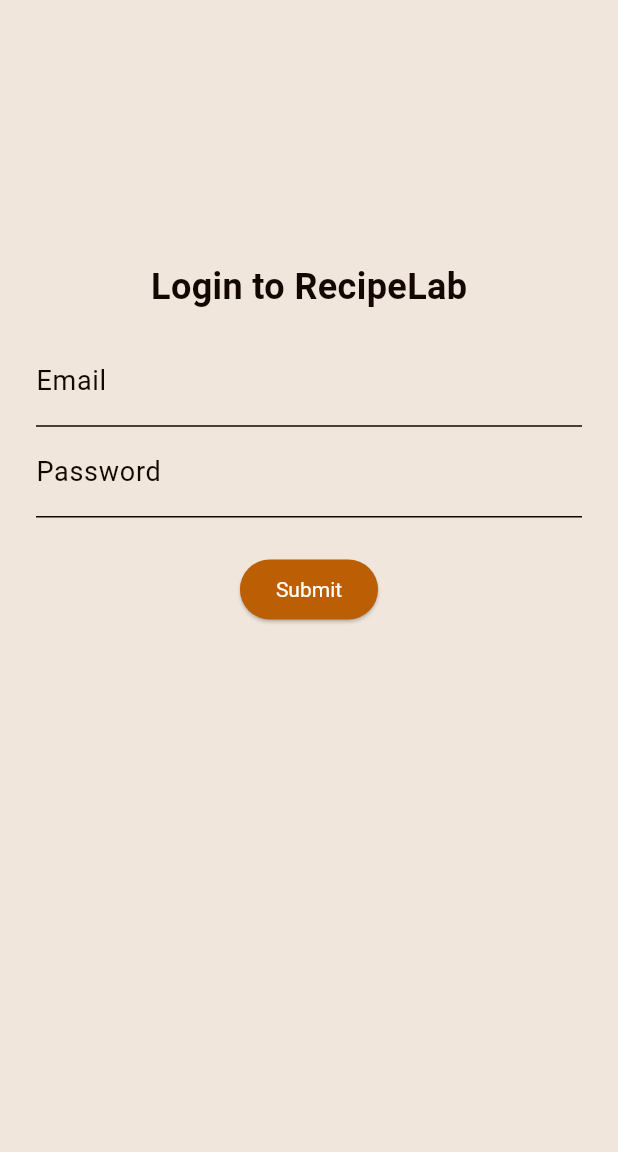
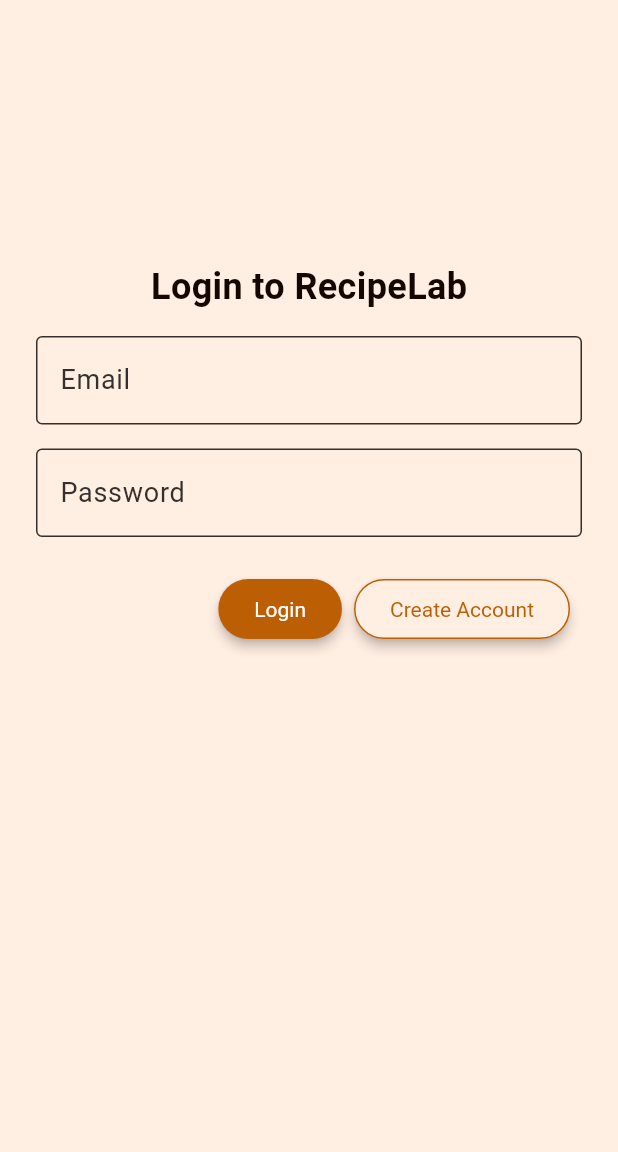
Before and after one commit to mrccodes/rlv2-flutter, a Flutter app: the screen it shows after launch, after a tap on "Go to Login", on a phone screen of 412 x 824 dp, the part 84-1236 px from its top. Run offline on Flutter 3.47's test engine with Material 3 defaults, Android fonts, the phone set to English and light mode, and no system bars; our stand-ins replace dio, flutter_dotenv, flutter_riverpod, flutter_secure_storage, logger; generated files the repository leaves out were written again.

Commit message:
feat: Login form (#13)
* login form work

---------

Co-authored-by: github-actions <github-actions@github.com>

```diff
--- a/lib/app/theme.dart
+++ b/lib/app/theme.dart
@@ -1,86 +1,147 @@
 import 'package:flutter/material.dart';
 
 class MyAppTheme {
+  static const primaryColor = Color(0xFFBC5F04);
+  static const primaryGrey = Color(0xFF35302D);
+  static const primarySwatch = MaterialColor(
+    0xFFBC5F04,
+    <int, Color>{
+      50: Color(0xFFFFEEE2),
+      100: Color(0xFFF8DEC9),
+      200: Color(0xFFE9BE98),
+      300: Color(0xFFDA9F67),
+      400: Color(0xFFCB7F35),
+      500: Color(0xFFBC5F04),
+      600: Color(0xFF924903),
+      700: Color(0xFF683302),
+      800: Color(0xFF3E1D01),
+      900: Color(0xFF140700),
+    },
+  );
+
   static ThemeData get lightTheme {
     return ThemeData(
       // Define your primary color (accent for buttons, appbars, etc.)
-      primaryColor: const Color(0xFFBC5F04),
+      primaryColor: primaryColor,
+      primarySwatch: primarySwatch,
 
       // Secondary color used for widgets like FABs, text selection, etc.
-      colorScheme: const ColorScheme(
+      colorScheme: ColorScheme.fromSwatch().copyWith(
         primary: Colors.white, // Primary color
-        secondary: Color(0xFF35302D), // Secondary color
-        surface: Color(0xFFF0E6DC), // Surface color (cards, modals)
-        error: Color.fromARGB(255, 167, 21, 21), // Error color
-        onPrimary: Color(0xFF140700), // Text/icons on primary color
+        secondary: primaryGrey, // Secondary color
+        surface: primarySwatch.shade50, // Surface color (cards, modals)
+        error: const Color.fromARGB(255, 167, 21, 21), // Error color
+        onPrimary: primarySwatch.shade900, // Text/icons on primary color
         onSecondary: Colors.white, // Text/icons on secondary color
-        onSurface: Color(0xFF140700), // Text/icons on surfaces
+        onSurface: primarySwatch.shade900, // Text/icons on surfaces
         onError: Colors.white, // Text/icons on error
         brightness: Brightness.light, // Light theme
-        inversePrimary: Color(0xFF5FA2FF), // Inverse Primary color
       ),
 
       // Background settings
-      scaffoldBackgroundColor: const Color(0xFFF0E6DC), // Background color
+      scaffoldBackgroundColor: primarySwatch.shade50, // Background color
+
+      textSelectionTheme: TextSelectionThemeData(
+        cursorColor: primarySwatch.shade500,
+        selectionColor: primarySwatch.shade500,
+        selectionHandleColor: primarySwatch.shade500,
+      ),
+      inputDecorationTheme: InputDecorationTheme(
+        focusedBorder: OutlineInputBorder(
+          borderSide: BorderSide(
+            color: primarySwatch.shade500,
+          ),
+        ),
+        border: const OutlineInputBorder(
+          borderSide: BorderSide(
+            color: primaryGrey,
+          ),
+        ),
+        enabledBorder: const OutlineInputBorder(
+          borderSide: BorderSide(
+            color: primaryGrey,
+          ),
+        ),
+        floatingLabelStyle:
+            WidgetStateTextStyle.resolveWith((Set<WidgetState> states) {
+          if (states.contains(WidgetState.error)) {
+            return TextStyle(color: lightTheme.colorScheme.error);
+          }
+          return TextStyle(color: lightTheme.colorScheme.secondary);
+        }),
+        labelStyle: WidgetStateTextStyle.resolveWith((Set<WidgetState> states) {
+          if (states.contains(WidgetState.error)) {
+            return TextStyle(color: lightTheme.colorScheme.error);
+          }
+          return TextStyle(color: lightTheme.colorScheme.secondary);
+        }),
+        hintStyle: WidgetStateTextStyle.resolveWith((Set<WidgetState> states) {
+          if (states.contains(WidgetState.error)) {
+            return TextStyle(color: lightTheme.colorScheme.error);
+          }
+          return TextStyle(color: lightTheme.colorScheme.secondary);
+        }),
+        // set border to inverse primary when focused
+      ),
 
       // App bar settings
-      appBarTheme: const AppBarTheme(
-        color: Color(0xFF140700), // Dark color for the AppBar
-        iconTheme: IconThemeData(color: Color(0xFFBC5F04)), // Orange icons
-        titleTextStyle: TextStyle(
+      appBarTheme: AppBarTheme(
+        color: primarySwatch.shade900, // Dark color for the AppBar
+        iconTheme: IconThemeData(color: primarySwatch.shade50), // Orange icons
+        titleTextStyle: const TextStyle(
           color: Colors.white, // White text for the AppBar title
           fontSize: 20,
           fontWeight: FontWeight.bold,
         ),
         actionsIconTheme:
-            IconThemeData(color: Color(0xFFBC5F04)), // Orange action icons
+            IconThemeData(color: primarySwatch.shade500), // Orange action icons
       ),
 
       // Button settings
-      buttonTheme: const ButtonThemeData(
-        buttonColor: Color(0xFFBC5F04),
+      buttonTheme: ButtonThemeData(
+        buttonColor: primarySwatch.shade500,
         textTheme: ButtonTextTheme.accent,
       ),
 
       // Text styles
-      textTheme: const TextTheme(
+      textTheme: TextTheme(
         headlineSmall: TextStyle(
-          color: Color(0xFF140700),
+          color: primarySwatch.shade900,
           fontSize: 24,
           fontWeight: FontWeight.bold,
         ),
         headlineMedium: TextStyle(
-          color: Color(0xFF140700),
+          color: primarySwatch.shade900,
           fontSize: 32,
           fontWeight: FontWeight.bold,
         ),
         headlineLarge: TextStyle(
-          color: Color(0xFF140700),
+          color: primarySwatch.shade900,
           fontSize: 40,
           fontWeight: FontWeight.bold,
         ),
-        bodyMedium: TextStyle(color: Color(0xFF140700), fontSize: 16),
-        bodySmall: TextStyle(color: Color(0xFF140700), fontSize: 14),
-        bodyLarge: TextStyle(color: Color(0xFF140700), fontSize: 18),
+        bodyMedium: TextStyle(color: primarySwatch.shade900, fontSize: 16),
+        bodySmall: TextStyle(color: primarySwatch.shade900, fontSize: 14),
+        bodyLarge: TextStyle(color: primarySwatch.shade900, fontSize: 18),
       ),
 
       // Elevated button style
       elevatedButtonTheme: ElevatedButtonThemeData(
         style: ElevatedButton.styleFrom(
-          backgroundColor: const Color(0xFFBC5F04), // Button background color
+          backgroundColor: primarySwatch.shade500, // Button background color
           textStyle: const TextStyle(color: Colors.white), // Button text color
         ),
       ),
 
       // Icon themes
-      iconTheme: const IconThemeData(color: Color(0xFF140700)),
+      iconTheme: IconThemeData(color: primarySwatch.shade900),
     );
   }
 
   static ThemeData get darkTheme {
     return ThemeData(
       brightness: Brightness.dark,
-      primaryColor: const Color(0xFFBC5F04),
+      primaryColor: primarySwatch.shade500,
       colorScheme: const ColorScheme.dark(
         primary: Colors.white,
         secondary: Color(0xFF35302D),
@@ -91,18 +152,18 @@
         onError: Colors.white,
       ),
       scaffoldBackgroundColor: const Color(0xFF121212),
-      appBarTheme: const AppBarTheme(
-        color: Color(0xFF1E1E1E),
-        iconTheme: IconThemeData(color: Color(0xFFBC5F04)),
-        titleTextStyle: TextStyle(
+      appBarTheme: AppBarTheme(
+        color: const Color(0xFF1E1E1E),
+        iconTheme: IconThemeData(color: primarySwatch.shade500),
+        titleTextStyle: const TextStyle(
           color: Colors.white,
           fontSize: 20,
           fontWeight: FontWeight.bold,
         ),
-        actionsIconTheme: IconThemeData(color: Color(0xFFBC5F04)),
+        actionsIconTheme: IconThemeData(color: primarySwatch.shade500),
       ),
-      buttonTheme: const ButtonThemeData(
-        buttonColor: Color(0xFFBC5F04),
+      buttonTheme: ButtonThemeData(
+        buttonColor: primarySwatch.shade500,
         textTheme: ButtonTextTheme.accent,
       ),
       textTheme: const TextTheme(
@@ -127,7 +188,7 @@
       ),
       elevatedButtonTheme: ElevatedButtonThemeData(
         style: ElevatedButton.styleFrom(
-          backgroundColor: const Color(0xFFBC5F04),
+          backgroundColor: primarySwatch.shade500,
           textStyle: const TextStyle(color: Colors.white),
         ),
       ),
--- /dev/null
+++ b/lib/core/widgets/custom_button.dart
@@ -0,0 +1,47 @@
+import 'package:flutter/material.dart';
+
+enum ButtonType {
+  primary,
+  secondary,
+}
+
+class CustomButton extends StatelessWidget {
+  const CustomButton({
+    required this.onPressed,
+    required this.text,
+    super.key,
+    this.buttonType = ButtonType.primary,
+  });
+  final VoidCallback? onPressed;
+  final String text;
+  final ButtonType buttonType;
+
+  @override
+  Widget build(BuildContext context) {
+    // Define styles for primary and secondary buttons
+    final primaryStyle = ElevatedButton.styleFrom(
+      elevation: 3,
+      backgroundColor: Theme.of(context).primaryColor,
+      foregroundColor: Theme.of(context).colorScheme.primary,
+    );
+
+    final secondaryStyle = ElevatedButton.styleFrom(
+      elevation: 3,
+      backgroundColor: Theme.of(context).colorScheme.surface,
+      foregroundColor: Theme.of(context).primaryColor,
+      side: BorderSide(
+        color: Theme.of(context).primaryColor,
+      ),
+    );
+
+    // Choose the style based on buttonType
+    final buttonStyle =
+        buttonType == ButtonType.secondary ? secondaryStyle : primaryStyle;
+
+    return ElevatedButton(
+      onPressed: onPressed,
+      style: buttonStyle,
+      child: Text(text),
+    );
+  }
+}
--- a/lib/features/auth/providers/auth_provider.dart
+++ b/lib/features/auth/providers/auth_provider.dart
@@ -1,5 +1,6 @@
 import 'package:flutter_riverpod/flutter_riverpod.dart';
 import 'package:flutter_secure_storage/flutter_secure_storage.dart';
+import 'package:rlv2_flutter/core/models/api_exception_model.dart';
 import 'package:rlv2_flutter/features/auth/providers/auth_repository_provider.dart';
 import 'package:rlv2_flutter/features/auth/repositories/auth_repository.dart';
 import 'package:rlv2_flutter/features/user/models/user_model.dart';
@@ -38,6 +39,14 @@
       state = AuthState(user: user);
       final newStateId = state.user!.id;
       AppLogger.info('writing user_id to storage: $newStateId');
+    } on ApiException catch (err) {
+      if (err.statusCode == 401) {
+        state = AuthState(error: 'Invalid email or password');
+      } else if (err.statusCode == 404) {
+        state = AuthState(error: 'User does not exist');
+      } else if (err.statusCode == 400) {
+        state = AuthState(error: 'Invalid password');
+      }
     } catch (e) {
       state = AuthState(error: e.toString());
     }
--- a/lib/features/auth/screens/login_screen.dart
+++ b/lib/features/auth/screens/login_screen.dart
@@ -40,7 +40,10 @@
       // Use WidgetsBinding to show error after build completes
       WidgetsBinding.instance.addPostFrameCallback((_) {
         ScaffoldMessenger.of(context).showSnackBar(
-          SnackBar(content: Text(authState.error!)),
+          SnackBar(
+            content: Text(authState.error!),
+            backgroundColor: Theme.of(context).colorScheme.error,
+          ),
         );
       });
     }
@@ -67,7 +70,11 @@
               ),
               const SizedBox(height: 16),
               LoginForm(
-                onSubmit: handleLogin,
+                onLogin: handleLogin,
+                onCreateAccount: (email, password) async {
+                  await Navigator.pushNamed(context, '/register');
+                  return Future.value();
+                },
               ),
             ],
           ),
--- a/lib/features/auth/widgets/login_form.dart
+++ b/lib/features/auth/widgets/login_form.dart
@@ -1,12 +1,17 @@
 import 'dart:async';
 import 'package:flutter/material.dart';
 import 'package:flutter_riverpod/flutter_riverpod.dart';
+import 'package:rlv2_flutter/core/widgets/custom_button.dart';
+import 'package:rlv2_flutter/utils/email_regex.dart';
+import 'package:rlv2_flutter/utils/number_regex.dart';
+import 'package:rlv2_flutter/utils/symbol_regex.dart';
 
 class LoginForm extends ConsumerStatefulWidget {
-  const LoginForm({super.key, this.onSubmit});
+  const LoginForm({super.key, this.onLogin, this.onCreateAccount});
 
   // Use Future<void> Function()? for function signature
-  final Future<void> Function(String email, String password)? onSubmit;
+  final Future<void> Function(String email, String password)? onLogin;
+  final Future<void> Function(String email, String password)? onCreateAccount;
 
   @override
   LoginFormState createState() => LoginFormState();
@@ -17,12 +22,66 @@
   String email = '';
   String password = '';
 
-  Future<void> submit() async {
+  String? _emailValidator(String? value) {
+    if (value!.isEmpty) {
+      return 'Please enter your email';
+    }
+    if (!emailRegex.hasMatch(value)) {
+      return 'Please enter a valid email';
+    }
+    return null;
+  }
+
+  String? _passwordValidator(String? value, {bool isCreateAccount = false}) {
+    if (value!.isEmpty) {
+      return 'Please enter your password';
+    }
+    if (isCreateAccount) {
+      if (value.length < 9) {
+        return 'Password must be at least 9 characters';
+      }
+      if (value.length > 20) {
+        return 'Password must be less than 20 characters';
+      }
+      if (!numberRegex.hasMatch(value)) {
+        return 'Password must contain at least one number';
+      }
+      if (!symbolRegex.hasMatch(value)) {
+        return 'Password must contain at least one symbol';
+      }
+    }
+    return null;
+  }
+
+  Future<void> login() async {
     if (formKey.currentState!.validate()) {
       formKey.currentState!.save();
 
-      // Safely call onSubmit if provided
-      await widget.onSubmit?.call(email, password);
+      try {
+        await widget.onLogin?.call(email, password);
+      } catch (err) {
+        if (mounted) {
+          ScaffoldMessenger.of(context).showSnackBar(
+            SnackBar(content: Text(err.toString())),
+          );
+        }
+      }
+    }
+  }
+
+  Future<void> createAccount() async {
+    if (formKey.currentState!.validate()) {
+      formKey.currentState!.save();
+
+      try {
+        await widget.onCreateAccount?.call(email, password);
+      } catch (err) {
+        if (mounted) {
+          ScaffoldMessenger.of(context).showSnackBar(
+            SnackBar(content: Text(err.toString())),
+          );
+        }
+      }
     }
   }
 
@@ -33,29 +92,43 @@
       child: Column(
         children: [
           TextFormField(
-            decoration: const InputDecoration(labelText: 'Email'),
+            validator: _emailValidator,
+            decoration: const InputDecoration(
+              labelText: 'Email',
+              border: OutlineInputBorder(),
+            ),
             onSaved: (value) => email = value!,
-            validator: (value) {
-              if (value!.isEmpty) {
-                return 'Please enter your email';
-              }
-              return null;
-            },
           ),
+          const SizedBox(height: 16),
           TextFormField(
-            decoration: const InputDecoration(labelText: 'Password'),
+            validator: (val) => _passwordValidator(val, isCreateAccount: true),
+            obscureText: true,
+            decoration: const InputDecoration(
+              labelText: 'Password',
+              border: OutlineInputBorder(),
+            ),
             onSaved: (value) => password = value!,
-            validator: (value) {
-              if (value!.isEmpty) {
-                return 'Please enter your password';
-              }
-              return null;
-            },
           ),
           const SizedBox(height: 24),
-          ElevatedButton(
-            onPressed: submit,
-            child: const Text('Submit'),
+          Row(
+            mainAxisAlignment: MainAxisAlignment.end,
+            children: [
+              Padding(
+                padding: const EdgeInsets.only(right: 8),
+                child: CustomButton(
+                  onPressed: login,
+                  text: 'Login',
+                ),
+              ),
+              Padding(
+                padding: const EdgeInsets.only(right: 8),
+                child: CustomButton(
+                  onPressed: createAccount,
+                  text: 'Create Account',
+                  buttonType: ButtonType.secondary,
+                ),
+              ),
+            ],
           ),
         ],
       ),
--- /dev/null
+++ b/lib/utils/email_regex.dart
@@ -0,0 +1,5 @@
+// Regular expression pattern for validating email addresses
+RegExp emailRegex = RegExp(
+  r'^[a-zA-Z0-9._%+-]+@[a-zA-Z0-9.-]+\.[a-z]{2,}$',
+  caseSensitive: false,
+);
--- /dev/null
+++ b/lib/utils/number_regex.dart
@@ -0,0 +1,3 @@
+String input = 'Your input string here';
+
+RegExp numberRegex = RegExp(r'\d');
--- /dev/null
+++ b/lib/utils/symbol_regex.dart
@@ -0,0 +1,3 @@
+String input = 'Your input string here';
+
+RegExp symbolRegex = RegExp(r'[!@#\$%\^&\*\(\)]');
```
Also changed, not shown: 1 other file.
